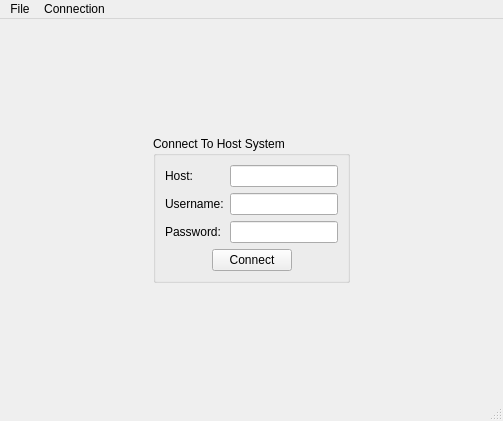
Before: the Qt Designer form src-qt5/gui_client/mainUI.ui in trueos/sysadm-ui-qt, drawn with Qt 5.
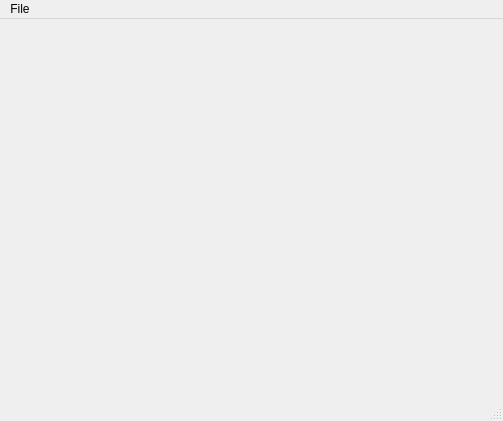
After: the same form once the commit is applied. The open tabs and pages were chosen to show the change. Icons and pictures are not drawn.

Commit message: Commit my work in progress on the Control panel page of the main client.

The edit to the form file:
```diff
--- a/src-qt5/gui_client/mainUI.ui
+++ b/src-qt5/gui_client/mainUI.ui
@@ -14,250 +14,7 @@
    <string>MainWindow</string>
   </property>
   <widget class="QWidget" name="centralwidget">
-   <layout class="QVBoxLayout" name="verticalLayout">
-    <item>
-     <widget class="QStackedWidget" name="stackedWidget">
-      <property name="currentIndex">
-       <number>1</number>
-      </property>
-      <widget class="QWidget" name="page_auth">
-       <layout class="QGridLayout" name="gridLayout">
-        <item row="0" column="1">
-         <spacer name="verticalSpacer_2">
-          <property name="orientation">
-           <enum>Qt::Vertical</enum>
-          </property>
-          <property name="sizeHint" stdset="0">
-           <size>
-            <width>20</width>
-            <height>80</height>
-           </size>
-          </property>
-         </spacer>
-        </item>
-        <item row="1" column="0">
-         <spacer name="horizontalSpacer">
-          <property name="orientation">
-           <enum>Qt::Horizontal</enum>
-          </property>
-          <property name="sizeHint" stdset="0">
-           <size>
-            <width>124</width>
-            <height>20</height>
-           </size>
-          </property>
-         </spacer>
-        </item>
-        <item row="1" column="1">
-         <widget class="QGroupBox" name="group_auth">
-          <property name="title">
-           <string>Connect To Host System</string>
-          </property>
-          <layout class="QFormLayout" name="formLayout">
-           <item row="0" column="0">
-            <widget class="QLabel" name="label">
-             <property name="text">
-              <string>Host:</string>
-             </property>
-            </widget>
-           </item>
-           <item row="0" column="1">
-            <widget class="QLineEdit" name="line_auth_host">
-             <property name="text">
-              <string/>
-             </property>
-            </widget>
-           </item>
-           <item row="1" column="0">
-            <widget class="QLabel" name="label_2">
-             <property name="text">
-              <string>Username:</string>
-             </property>
-            </widget>
-           </item>
-           <item row="1" column="1">
-            <widget class="QLineEdit" name="line_auth_user"/>
-           </item>
-           <item row="2" column="0">
-            <widget class="QLabel" name="label_3">
-             <property name="text">
-              <string>Password:</string>
-             </property>
-            </widget>
-           </item>
-           <item row="2" column="1">
-            <widget class="QLineEdit" name="line_auth_pass">
-             <property name="echoMode">
-              <enum>QLineEdit::Password</enum>
-             </property>
-            </widget>
-           </item>
-           <item row="3" column="0" colspan="2">
-            <layout class="QHBoxLayout" name="horizontalLayout">
-             <item>
-              <spacer name="horizontalSpacer_3">
-               <property name="orientation">
-                <enum>Qt::Horizontal</enum>
-               </property>
-               <property name="sizeHint" stdset="0">
-                <size>
-                 <width>40</width>
-                 <height>20</height>
-                </size>
-               </property>
-              </spacer>
-             </item>
-             <item>
-              <widget class="QPushButton" name="push_auth_connect">
-               <property name="text">
-                <string>Connect</string>
-               </property>
-               <property name="icon">
-                <iconset resource="../icons/icons.qrc">
-                 <normaloff>:/icons/black/arrow-right-fancy.svg</normaloff>:/icons/black/arrow-right-fancy.svg</iconset>
-               </property>
-              </widget>
-             </item>
-             <item>
-              <spacer name="horizontalSpacer_4">
-               <property name="orientation">
-                <enum>Qt::Horizontal</enum>
-               </property>
-               <property name="sizeHint" stdset="0">
-                <size>
-                 <width>40</width>
-                 <height>20</height>
-                </size>
-               </property>
-              </spacer>
-             </item>
-            </layout>
-           </item>
-          </layout>
-         </widget>
-        </item>
-        <item row="1" column="2">
-         <spacer name="horizontalSpacer_2">
-          <property name="orientation">
-           <enum>Qt::Horizontal</enum>
-          </property>
-          <property name="sizeHint" stdset="0">
-           <size>
-            <width>123</width>
-            <height>20</height>
-           </size>
-          </property>
-         </spacer>
-        </item>
-        <item row="2" column="1">
-         <spacer name="verticalSpacer">
-          <property name="orientation">
-           <enum>Qt::Vertical</enum>
-          </property>
-          <property name="sizeHint" stdset="0">
-           <size>
-            <width>20</width>
-            <height>79</height>
-           </size>
-          </property>
-         </spacer>
-        </item>
-       </layout>
-      </widget>
-      <widget class="QWidget" name="page_main">
-       <layout class="QVBoxLayout" name="verticalLayout_2">
-        <item>
-         <widget class="QLabel" name="label_4">
-          <property name="font">
-           <font>
-            <weight>75</weight>
-            <bold>true</bold>
-           </font>
-          </property>
-          <property name="text">
-           <string>Successfully connected!!</string>
-          </property>
-         </widget>
-        </item>
-        <item>
-         <widget class="QGroupBox" name="groupBox">
-          <property name="sizePolicy">
-           <sizepolicy hsizetype="Preferred" vsizetype="Expanding">
-            <horstretch>0</horstretch>
-            <verstretch>0</verstretch>
-           </sizepolicy>
-          </property>
-          <property name="title">
-           <string>Message send/reply test</string>
-          </property>
-          <layout class="QGridLayout" name="gridLayout_2">
-           <item row="0" column="0">
-            <widget class="QLineEdit" name="line_tmp_namesp">
-             <property name="text">
-              <string>sysadm</string>
-             </property>
-            </widget>
-           </item>
-           <item row="1" column="0">
-            <widget class="QLineEdit" name="line_tmp_name">
-             <property name="text">
-              <string>update</string>
-             </property>
-            </widget>
-           </item>
-           <item row="2" column="0">
-            <widget class="QLineEdit" name="line_tmp_json">
-             <property name="text">
-              <string>{ &quot;action&quot; : &quot;checkupdates&quot; }</string>
-             </property>
-            </widget>
-           </item>
-           <item row="2" column="1">
-            <widget class="QPushButton" name="push_tmp_sendmsg">
-             <property name="text">
-              <string>Send</string>
-             </property>
-            </widget>
-           </item>
-           <item row="4" column="0" colspan="2">
-            <widget class="QLabel" name="label_tmp_reply">
-             <property name="text">
-              <string/>
-             </property>
-             <property name="alignment">
-              <set>Qt::AlignLeading|Qt::AlignLeft|Qt::AlignTop</set>
-             </property>
-            </widget>
-           </item>
-           <item row="3" column="0" colspan="2">
-            <widget class="Line" name="line">
-             <property name="orientation">
-              <enum>Qt::Horizontal</enum>
-             </property>
-            </widget>
-           </item>
-           <item row="0" column="1">
-            <widget class="QLabel" name="label_6">
-             <property name="text">
-              <string>namespace</string>
-             </property>
-            </widget>
-           </item>
-           <item row="1" column="1">
-            <widget class="QLabel" name="label_7">
-             <property name="text">
-              <string>name</string>
-             </property>
-            </widget>
-           </item>
-          </layout>
-         </widget>
-        </item>
-       </layout>
-      </widget>
-     </widget>
-    </item>
-   </layout>
+   <layout class="QVBoxLayout" name="verticalLayout"/>
   </widget>
   <widget class="QMenuBar" name="menubar">
    <property name="geometry">
@@ -265,7 +22,7 @@
      <x>0</x>
      <y>0</y>
      <width>503</width>
-     <height>22</height>
+     <height>23</height>
     </rect>
    </property>
    <widget class="QMenu" name="menuFile">
@@ -274,17 +31,7 @@
     </property>
     <addaction name="actionClose_Application"/>
    </widget>
-   <widget class="QMenu" name="menuConnection">
-    <property name="title">
-     <string>Connection</string>
-    </property>
-    <addaction name="actionDisconnect"/>
-    <addaction name="actionSave_Host_Bookmark"/>
-    <addaction name="separator"/>
-    <addaction name="actionLocalhost_Auto_Connect"/>
-   </widget>
    <addaction name="menuFile"/>
-   <addaction name="menuConnection"/>
   </widget>
   <widget class="QStatusBar" name="statusbar"/>
   <action name="actionClose_Application">
```
Left out of the diff: 29 changed lines with no effect on the pictures. The commit also changes 9 other files.
